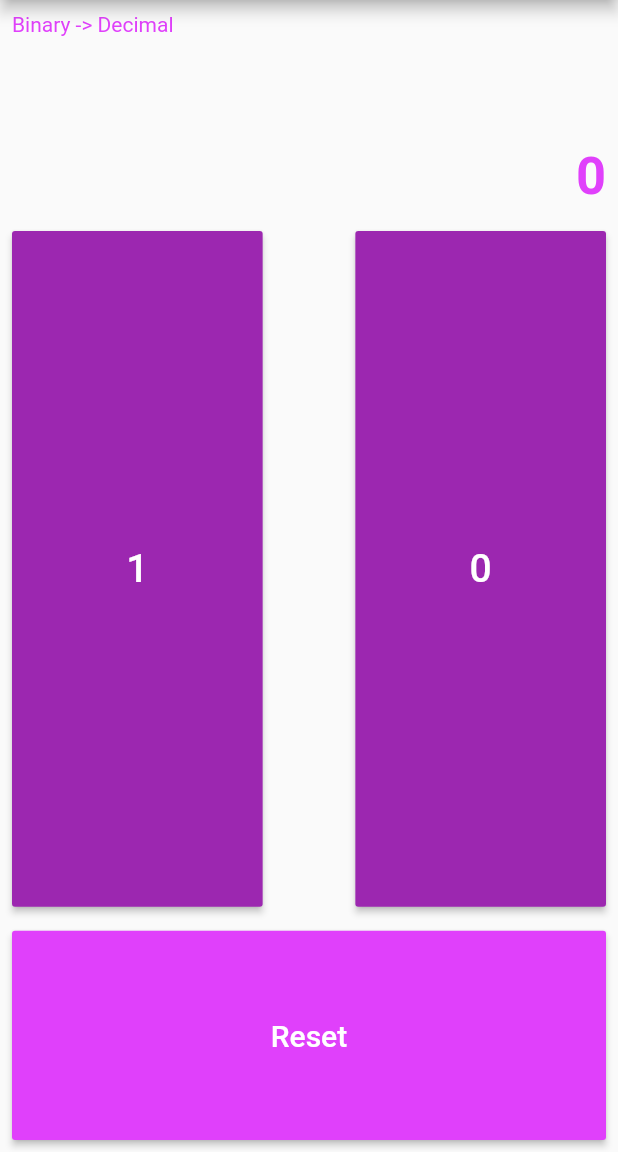
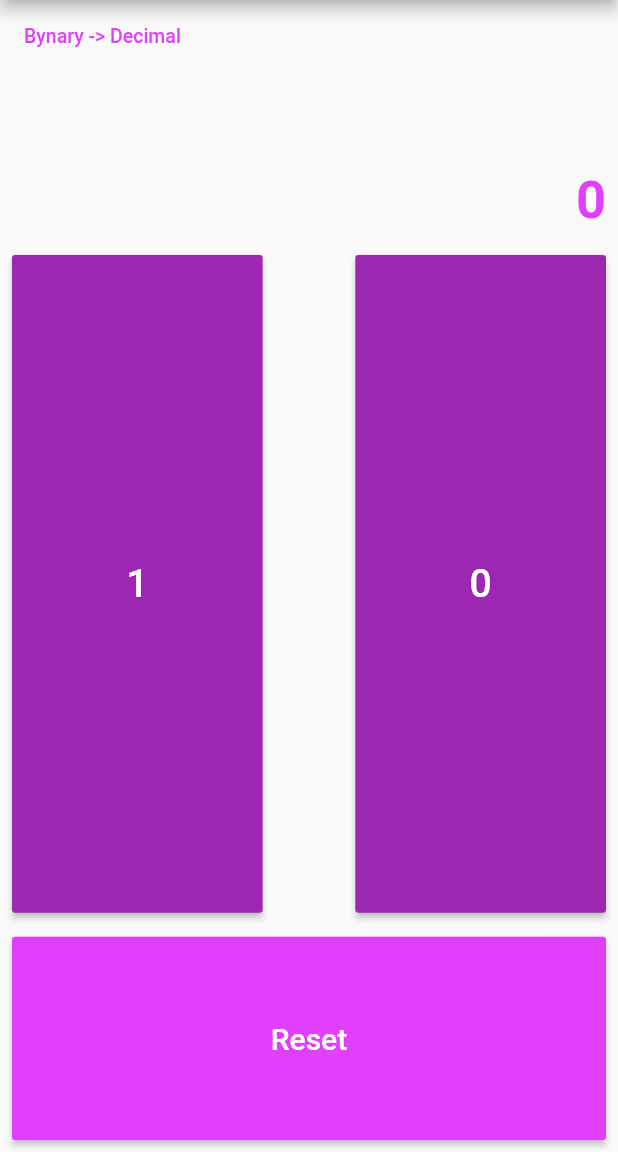
Before and after one commit to augustosalazar/F_Template_BinaryDecimalConverter, a Flutter app: the screen it shows after launch, on a phone screen of 412 x 824 dp, the part 84-1236 px from its top. Run offline on Flutter 3.47's test engine with Material 2 defaults, Android fonts, the phone set to English and light mode, and no system bars.

Commit message:
Código para clase

```diff
--- /dev/null
+++ b/lib/widgets/binary_decimal.dart
@@ -0,0 +1,110 @@
+import 'package:flutter/material.dart';
+
+class BinaryDecimal extends StatefulWidget {
+  @override
+  _BinaryDecimalState createState() => _BinaryDecimalState();
+}
+
+class _BinaryDecimalState extends State<BinaryDecimal> {
+ String _binary = "";
+  String _decimal =
+      "0"; // _decimal = int.parse(_binary, radix: 2).toRadixString(10);
+
+  void _onPressed(int k) {
+    setState(() {
+      switch (k) {
+        case 0:
+          _binary = _binary + "0";
+          _decimal = int.parse(_binary, radix: 2).toRadixString(10);
+          break;
+        case 1:
+          _binary = _binary + "1";
+          _decimal = int.parse(_binary, radix: 2).toRadixString(10);
+          break;
+        case 2:
+          _binary = "";
+          _decimal = "0";
+          break;
+      }
+    });
+  }
+
+  @override
+  Widget build(BuildContext context) {
+    return Container(
+      child: Column(
+          crossAxisAlignment: CrossAxisAlignment.stretch,
+          children: <Widget>[
+            Container(
+                padding: const EdgeInsets.all(8.0),
+                alignment: Alignment.centerRight,
+                child: Text(
+                  '$_binary',
+                  textAlign: TextAlign.right,
+                  style: TextStyle(
+                      fontWeight: FontWeight.bold,
+                      color:Theme.of(context).accentColor,
+                      fontSize: 35),
+                )),
+            Container(
+                alignment: Alignment.centerRight,
+                padding: const EdgeInsets.all(8.0),
+                child: Text('$_decimal',
+                    style: TextStyle(
+                        fontWeight: FontWeight.bold,
+                        color: Theme.of(context).accentColor,
+                        fontSize: 35))),
+            Expanded(
+              flex: 3,
+              child: SizedBox(
+                height: double.infinity,
+                child: Row(
+                  crossAxisAlignment: CrossAxisAlignment.stretch,
+                  children: <Widget>[
+                  _numberButton(1),
+                  Spacer(),
+                  _numberButton(0),
+                ]),
+              ),
+            ),
+            Expanded(
+              flex: 1,
+              child: Container(
+                padding: const EdgeInsets.all(8.0),
+                child: MaterialButton(
+                    color: Theme.of(context).accentColor,
+                    onPressed: () {
+                      _onPressed(2);
+                    },
+                    child: Text("Reset",
+                        style: new TextStyle(
+                          fontSize: 20.0,
+                          color: Colors.white,
+                        ))),
+              ),
+            ),
+          ]),
+    );
+  }
+
+  Widget _numberButton(int number) {
+    return Expanded(
+      flex: 4,
+      child: Padding(
+        padding: const EdgeInsets.all(8.0),
+        child: MaterialButton(
+            color: Theme.of(context).primaryColor,
+            onPressed: () {
+              _onPressed(number);
+            },
+            child: Text(number.toString(),
+                style: new TextStyle(
+                  fontSize: 26.0,
+                  color: Colors.white,
+                ))),
+      ),
+    );
+  }
+
+
+}
--- a/lib/widgets/converter.dart
+++ b/lib/widgets/converter.dart
@@ -1,4 +1,7 @@
 import 'package:flutter/material.dart';
+
+import 'binary_decimal.dart';
+import 'decimal_binary.dart';
 
 class Converter extends StatefulWidget {
   @override
@@ -6,26 +9,14 @@ class Converter extends StatefulWidget {
 }
 
 class _ConverterState extends State<Converter> {
+  bool binaryDecimal = true;
   String _binary = "";
   String _decimal =
       "0"; // _decimal = int.parse(_binary, radix: 2).toRadixString(10);
 
-  void _onPressed(int k) {
+  void _onPressed() {
     setState(() {
-      switch (k) {
-        case 0:
-          _binary = _binary + "0";
-          _decimal = int.parse(_binary, radix: 2).toRadixString(10);
-          break;
-        case 1:
-          _binary = _binary + "1";
-          _decimal = int.parse(_binary, radix: 2).toRadixString(10);
-          break;
-        case 2:
-          _binary = "";
-          _decimal = "0";
-          break;
-      }
+        binaryDecimal = !binaryDecimal;
     });
   }
 
@@ -36,77 +27,16 @@ class _ConverterState extends State<Converter> {
           crossAxisAlignment: CrossAxisAlignment.stretch,
           children: <Widget>[
             Container(
-                alignment: Alignment.centerLeft,
-                padding: const EdgeInsets.all(8.0),
-                child: Text("Binary -> Decimal", style: TextStyle(color: Theme.of(context).accentColor))),
-            Container(
-                padding: const EdgeInsets.all(8.0),
-                alignment: Alignment.centerRight,
-                child: Text(
-                  '$_binary',
-                  textAlign: TextAlign.right,
-                  style: TextStyle(
-                      fontWeight: FontWeight.bold,
-                      color:Theme.of(context).accentColor,
-                      fontSize: 35),
-                )),
-            Container(
-                alignment: Alignment.centerRight,
-                padding: const EdgeInsets.all(8.0),
-                child: Text('$_decimal',
-                    style: TextStyle(
-                        fontWeight: FontWeight.bold,
-                        color: Theme.of(context).accentColor,
-                        fontSize: 35))),
-            Expanded(
-              flex: 3,
-              child: SizedBox(
-                height: double.infinity,
-                child: Row(
-                  crossAxisAlignment: CrossAxisAlignment.stretch,
-                  children: <Widget>[
-                  _numberButton(1),
-                  Spacer(),
-                  _numberButton(0),
-                ]),
-              ),
-            ),
-            Expanded(
-              flex: 1,
-              child: Container(
-                padding: const EdgeInsets.all(8.0),
-                child: MaterialButton(
-                    color: Theme.of(context).accentColor,
-                    onPressed: () {
-                      _onPressed(2);
-                    },
-                    child: Text("Reset",
-                        style: new TextStyle(
-                          fontSize: 20.0,
-                          color: Colors.white,
-                        ))),
-              ),
-            ),
-          ]),
-    );
-  }
 
-  Widget _numberButton(int number) {
-    return Expanded(
-      flex: 4,
-      child: Padding(
-        padding: const EdgeInsets.all(8.0),
-        child: MaterialButton(
-            color: Theme.of(context).primaryColor,
-            onPressed: () {
-              _onPressed(number);
-            },
-            child: Text(number.toString(),
-                style: new TextStyle(
-                  fontSize: 26.0,
-                  color: Colors.white,
-                ))),
-      ),
-    );
+              alignment: Alignment.centerLeft,
+              child: FlatButton(
+                  onPressed: () {
+                    _onPressed();
+                  },
+                  child: Text(binaryDecimal? "Bynary -> Decimal":"Decimal -> Binary" ,
+                      style: TextStyle(fontSize: 13, color: Theme.of(context).accentColor)))),
+                 Expanded(child:binaryDecimal? BinaryDecimal() : DecimalBinary())
+          ]));
+
   }
 }
```
Also changed, not shown: lib/widgets/decimal_binary.dart (added, +16 -0 lines).
